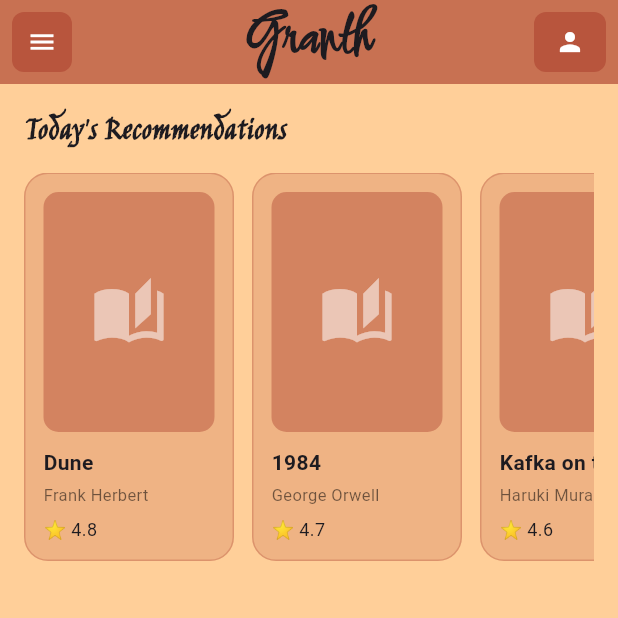
After one commit to imShadx/granth, a Flutter app: the MainPage screen opened directly, on a phone screen of 412 x 824 dp, the top half of it. The commit adds this screen. Run offline on Flutter 3.47's test engine with Material 3 defaults, Android fonts, the phone set to English and light mode, and no system bars.

Commit message:
created a skeleton mainpage

```diff
--- a/lib/main.dart
+++ b/lib/main.dart
@@ -13,6 +13,13 @@ class MyApp extends StatelessWidget {
   Widget build(BuildContext context) {
     return MaterialApp(
       debugShowCheckedModeBanner: false,
+      theme: ThemeData(
+    scaffoldBackgroundColor: const Color(0xFFFFCF99),
+    appBarTheme: const AppBarTheme(
+      surfaceTintColor: Colors.transparent,
+      shadowColor: Colors.transparent,
+    ),
+  ),
       home:  HomePage(),
     );
   }
--- a/lib/pages/homepage.dart
+++ b/lib/pages/homepage.dart
@@ -1,5 +1,6 @@
 import 'package:flutter/material.dart';
 import 'dart:ui';
+import 'package:granth/pages/mainpage.dart';
 
 class HomePage extends StatefulWidget {
   const HomePage({super.key});
@@ -174,11 +175,18 @@ class _HomePageState extends State<HomePage>
                       ),
                       const SizedBox(height: 24),
                       ElevatedButton(
-                        onPressed: () {},
+                        onPressed: () {
+                          Navigator.pushReplacement(
+                            context,
+                            MaterialPageRoute(builder: (context) => MainPage()),
+                          );
+                        },
                         style: ElevatedButton.styleFrom(
                           backgroundColor: Color(0xFFc6b498),
                           padding: const EdgeInsets.symmetric(
-                              horizontal: 50, vertical: 15),
+                            horizontal: 50,
+                            vertical: 15,
+                          ),
                           shape: RoundedRectangleBorder(
                             borderRadius: BorderRadius.circular(20),
                           ),
@@ -187,13 +195,16 @@ class _HomePageState extends State<HomePage>
                             fontWeight: FontWeight.bold,
                           ),
                         ),
-                        child: const Text('Login',
-                        style: TextStyle(color: Colors.black,
-                        fontFamily: 'JimNightshade',
-                        fontSize: 25),
+                        child: const Text(
+                          'Login',
+                          style: TextStyle(
+                            color: Colors.black,
+                            fontFamily: 'JimNightshade',
+                            fontSize: 25,
+                          ),
                         ),
                       ),
-                      const SizedBox(height: 40)
+                      const SizedBox(height: 40),
                     ],
                   ),
                 ),
--- /dev/null
+++ b/lib/pages/mainpage.dart
@@ -0,0 +1,142 @@
+import 'package:flutter/material.dart';
+
+class MainPage extends StatelessWidget {
+  const MainPage({super.key});
+
+  @override
+  Widget build(BuildContext context) {
+    return Scaffold(
+      backgroundColor: const Color(0xFFFFCF99),
+      appBar: AppBar(
+        leading: Padding(
+          padding: const EdgeInsets.all(8.0),
+          child: Container(
+            decoration: BoxDecoration(
+              color: Color(0xFF92140C).withOpacity(0.3),
+              borderRadius: BorderRadius.circular(8),
+            ),
+            child: IconButton(
+              icon: const Icon(Icons.menu, color: Colors.white, size: 20),
+              onPressed: () {},
+              padding: EdgeInsets.zero,
+              constraints: const BoxConstraints(minWidth: 36, minHeight: 36),
+            ),
+          ),
+        ),
+        centerTitle: true,
+        title: const Text(
+          'Granth',
+          style: TextStyle(
+            fontFamily: 'Comforter',
+            fontWeight: FontWeight.bold,
+            fontSize: 40,
+          ),
+        ),
+        actions: [
+          Padding(
+            padding: const EdgeInsets.all(8.0),
+            child: Container(
+              decoration: BoxDecoration(
+                color: Color(0xFF92140C).withOpacity(0.3),
+                borderRadius: BorderRadius.circular(8),
+              ),
+              child: IconButton(
+                icon: const Icon(Icons.person, color: Colors.white, size: 20),
+                onPressed: () {},
+                padding: EdgeInsets.zero,
+                constraints: const BoxConstraints(minWidth: 36, minHeight: 36),
+              ),
+            ),
+          ),
+        ],
+        backgroundColor: const Color(0xFF92140C).withOpacity(0.5),
+        elevation: 0,
+        scrolledUnderElevation: 0,
+      ),
+      body: SingleChildScrollView(
+        child: Padding(
+          padding: const EdgeInsets.all(16),
+          child: Column(
+            crossAxisAlignment: CrossAxisAlignment.start,
+            children: [
+              const Text(
+                "Today's Recommendations",
+                style: TextStyle(
+                  fontFamily: 'JimNightshade',
+                  fontSize: 22,
+                  fontWeight: FontWeight.bold,
+                ),
+              ),
+              const SizedBox(height: 12),
+              SingleChildScrollView(
+                scrollDirection: Axis.horizontal,
+                child: Row(
+                  children: [
+                    _bookCard('Dune', 'Frank Herbert', '⭐ 4.8'),
+                    const SizedBox(width: 12),
+                    _bookCard('1984', 'George Orwell', '⭐ 4.7'),
+                    const SizedBox(width: 12),
+                    _bookCard('Kafka on the Shore', 'Haruki Murakami', '⭐ 4.6'),
+                  ],
+                ),
+              ),
+            ],
+          ),
+        ),
+      ),
+    );
+  }
+
+  Widget _bookCard(String title, String author, String rating) {
+    return Container(
+      width: 140,
+      padding: const EdgeInsets.all(12),
+      decoration: BoxDecoration(
+        color: const Color(0xFF92140C).withOpacity(0.15),
+        borderRadius: BorderRadius.circular(16),
+        border: Border.all(
+          color: const Color(0xFF92140C).withOpacity(0.2),
+        ),
+      ),
+      child: Column(
+        crossAxisAlignment: CrossAxisAlignment.start,
+        children: [
+          Container(
+            height: 160,
+            width: double.infinity,
+            decoration: BoxDecoration(
+              color: const Color(0xFF92140C).withOpacity(0.3),
+              borderRadius: BorderRadius.circular(10),
+            ),
+            child: const Icon(Icons.auto_stories, size: 50, color: Colors.white54),
+          ),
+          const SizedBox(height: 10),
+          Text(
+            title,
+            style: const TextStyle(
+              fontWeight: FontWeight.bold,
+              fontSize: 14,
+            ),
+            maxLines: 1,
+            overflow: TextOverflow.ellipsis,
+          ),
+          const SizedBox(height: 4),
+          Text(
+            author,
+            style: TextStyle(
+              fontSize: 11,
+              color: Colors.black54,
+            ),
+            maxLines: 1,
+            overflow: TextOverflow.ellipsis,
+          ),
+          const SizedBox(height: 6),
+          Text(
+            rating,
+            style: const TextStyle(fontSize: 12),
+          ),
+        ],
+      ),
+    );
+  }
+}
```
